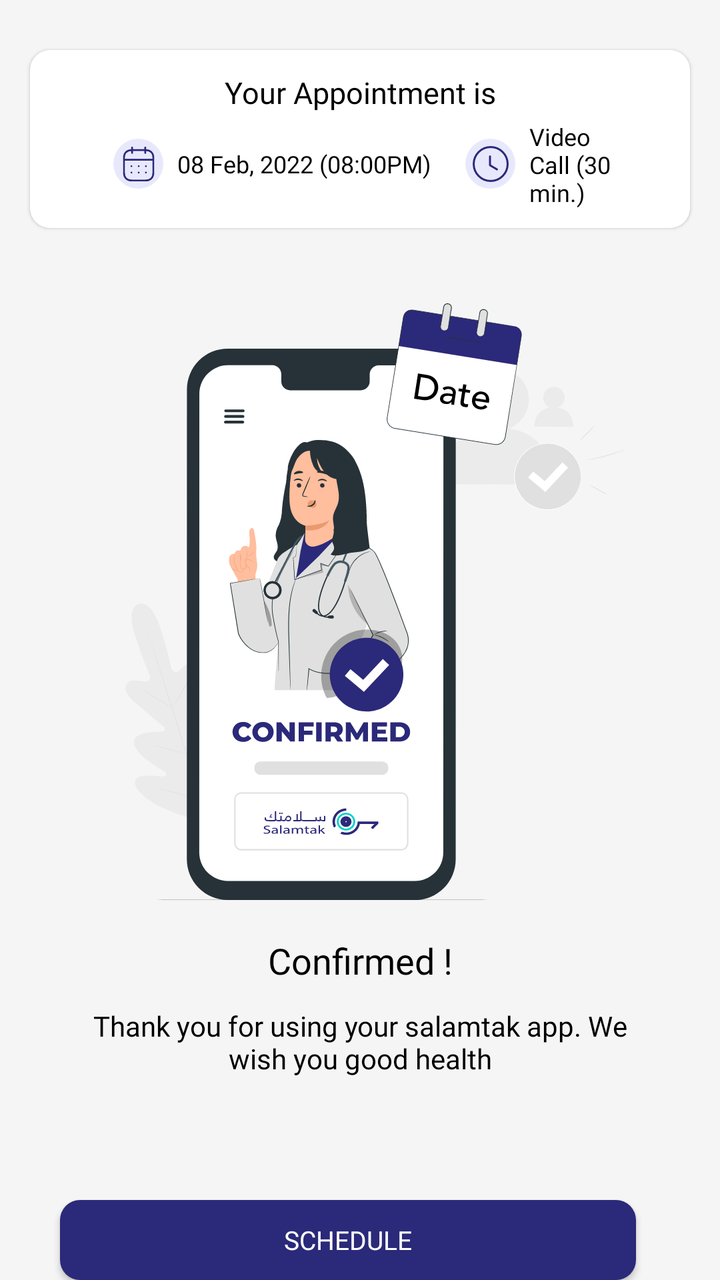
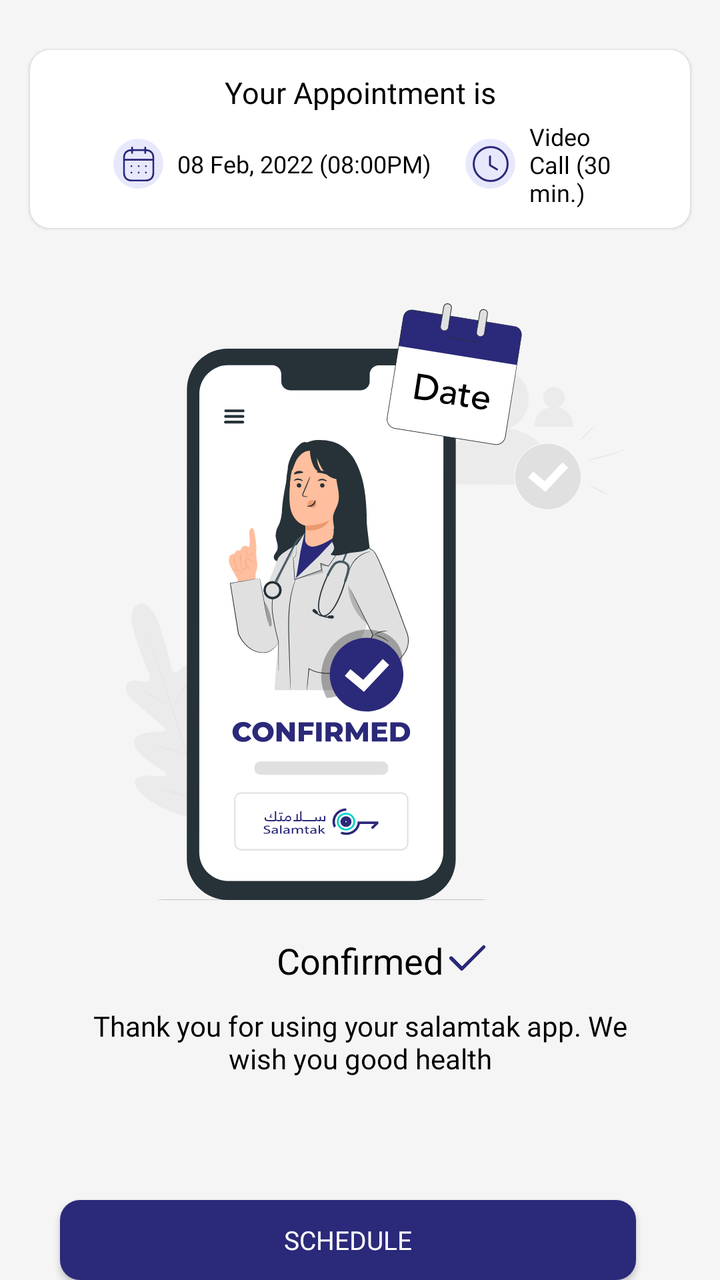

The first picture is an Android layout as it rendered before a commit; the second is the same layout after the commit. The layout source and the unified diff follow.
<!-- AndroidManifest.xml: application theme Theme.NewDesign -->
<!-- res/layout/confirmedfragment.xml -->
<?xml version="1.0" encoding="utf-8"?>
<androidx.constraintlayout.widget.ConstraintLayout
        xmlns:android="http://schemas.android.com/apk/res/android"
        xmlns:tools="http://schemas.android.com/tools"
        android:layout_width="match_parent"
        android:layout_height="match_parent"
        android:background="@color/bg_color_gray"
        xmlns:app="http://schemas.android.com/apk/res-auto"
        tools:context=".fragment.booking.ConfirmedFragment">

    <androidx.constraintlayout.widget.ConstraintLayout
            android:id="@+id/layout_doctorsDetail"
            android:layout_width="match_parent"
            android:layout_height="wrap_content"
            android:layout_marginTop="25dp"
            android:layout_marginStart="15dp"
            android:layout_marginEnd="15dp"
            android:padding="8dp"
            android:elevation="1dp"
            android:background="@drawable/bg_edittext"
            app:layout_constraintEnd_toEndOf="parent"
            app:layout_constraintStart_toStartOf="parent"
            app:layout_constraintTop_toTopOf="parent">


        <androidx.appcompat.widget.AppCompatTextView
                android:id="@+id/tv_Appointment"
                android:layout_width="wrap_content"
                android:layout_height="wrap_content"
                android:fontFamily="@font/avenirltstd_black"
                android:gravity="start"
                android:padding="3dp"
                android:text="@string/your_appointment_is"
                android:textColor="@color/black"
                android:textSize="15sp"
                app:layout_constraintStart_toStartOf="parent"
                app:layout_constraintEnd_toEndOf="parent"
                app:layout_constraintTop_toTopOf="parent"/>
        <androidx.constraintlayout.widget.ConstraintLayout
                android:id="@+id/layout_Subspecialization"
                android:layout_width="0dp"
                android:layout_height="wrap_content"
                app:layout_constraintStart_toStartOf="parent"
                app:layout_constraintEnd_toEndOf="parent"
                app:layout_constraintWidth_percent=".85"
                app:layout_constraintTop_toBottomOf="@+id/tv_Appointment">

            <androidx.constraintlayout.widget.ConstraintLayout
                    android:id="@+id/layout_BookingDateTime"
                    android:layout_width="25dp"
                    android:layout_height="25dp"
                    android:layout_marginTop="10dp"
                    android:layout_marginStart="10dp"
                    android:background="@drawable/bg_image_circle"
                    app:layout_constraintStart_toStartOf="parent"
                    app:layout_constraintTop_toTopOf="parent">

                <com.google.android.material.imageview.ShapeableImageView
                        android:id="@+id/iv_sub_specialization"
                        android:layout_width="18dp"
                        android:layout_height="18dp"
                        android:adjustViewBounds="true"
                        android:src="@drawable/ic_calenderbook"
                        app:layout_constraintBottom_toBottomOf="parent"
                        app:layout_constraintEnd_toEndOf="parent"
                        app:layout_constraintStart_toStartOf="parent"
                        app:layout_constraintTop_toTopOf="parent"/>
            </androidx.constraintlayout.widget.ConstraintLayout>


            <androidx.appcompat.widget.AppCompatTextView
                    android:id="@+id/tv_date"
                    android:layout_width="wrap_content"
                    android:layout_height="wrap_content"
                    android:layout_marginStart="5dp"
                    android:fontFamily="@font/avenirltstd_black"
                    android:gravity="start"
                    android:padding="2dp"
                    android:text="08 Feb, 2022 (08:00PM)"
                    android:textColor="@color/black"
                    android:textSize="12sp"
                    app:layout_constraintStart_toEndOf="@+id/layout_BookingDateTime"
                    app:layout_constraintBottom_toBottomOf="@+id/layout_BookingDateTime"
                    app:layout_constraintTop_toTopOf="@+id/layout_BookingDateTime"/>


            <androidx.constraintlayout.widget.ConstraintLayout
                    android:id="@+id/layout_Service"
                    android:layout_width="25dp"
                    android:layout_height="25dp"
                    android:layout_marginTop="10dp"
                    android:layout_marginStart="15dp"
                    android:background="@drawable/bg_image_circle"
                    app:layout_constraintStart_toEndOf="@+id/tv_date"
                    app:layout_constraintTop_toTopOf="parent">

                <com.google.android.material.imageview.ShapeableImageView
                        android:id="@+id/iv_Service"
                        android:layout_width="18dp"
                        android:layout_height="18dp"
                        android:adjustViewBounds="true"
                        android:src="@drawable/ic_watintime"
                        app:layout_constraintBottom_toBottomOf="parent"
                        app:layout_constraintEnd_toEndOf="parent"
                        app:layout_constraintStart_toStartOf="parent"
                        app:layout_constraintTop_toTopOf="parent"/>
            </androidx.constraintlayout.widget.ConstraintLayout>


            <androidx.appcompat.widget.AppCompatTextView
                    android:id="@+id/time"
                    android:layout_width="0dp"
                    android:layout_height="wrap_content"
                    android:layout_marginStart="5dp"
                    android:fontFamily="@font/avenirltstd_black"
                    android:gravity="start"
                    android:padding="2dp"
                    android:text="Video Call (30 min.)"
                    android:textColor="@color/black"
                    android:textSize="12sp"
                    app:layout_constraintEnd_toEndOf="parent"
                    app:layout_constraintStart_toEndOf="@+id/layout_Service"
                    app:layout_constraintBottom_toBottomOf="@+id/layout_Service"
                    app:layout_constraintTop_toTopOf="@+id/layout_Service"/>


        </androidx.constraintlayout.widget.ConstraintLayout>


    </androidx.constraintlayout.widget.ConstraintLayout>

    <com.google.android.material.imageview.ShapeableImageView
            android:id="@+id/iv_confirm"
            android:layout_width="wrap_content"
            android:layout_height="wrap_content"
            app:layout_constraintStart_toStartOf="parent"
            app:layout_constraintEnd_toEndOf="parent"
            android:adjustViewBounds="true"
            app:layout_constraintTop_toBottomOf="@+id/layout_doctorsDetail"
            android:layout_marginTop="30dp"
            android:layout_marginStart="20dp"
            android:layout_marginEnd="20dp"
            android:src="@drawable/ic_schedule"/>

    <androidx.appcompat.widget.AppCompatTextView
            android:id="@+id/tv_confirm"
            android:layout_width="wrap_content"
            android:layout_height="wrap_content"
            android:fontFamily="@font/avenirltstd_black"
            android:gravity="start"
            android:padding="3dp"
            android:layout_marginTop="15dp"
            android:text="@string/confirmed"
            android:textColor="@color/black"
            android:textSize="18sp"
            app:layout_constraintStart_toStartOf="parent"
            app:layout_constraintEnd_toEndOf="parent"
            app:layout_constraintTop_toBottomOf="@+id/iv_confirm"/>

    <androidx.appcompat.widget.AppCompatTextView
            android:id="@+id/tv_thanks"
            android:layout_width="0dp"
            android:layout_height="wrap_content"
            android:fontFamily="@font/avenirltstd_roman"
            android:gravity="center_horizontal"
            android:padding="3dp"
            android:layout_marginTop="5dp"
            android:text="@string/thank_you_for_using_your_salamtak_app_we_wish_you_good_health"
            android:textColor="@color/black"
            android:textSize="14sp"
            app:layout_constraintWidth_percent=".8"
            app:layout_constraintStart_toStartOf="parent"
            app:layout_constraintEnd_toEndOf="parent"
            app:layout_constraintTop_toBottomOf="@+id/tv_confirm"/>

    <androidx.appcompat.widget.AppCompatButton
            android:id="@+id/btn_my_schedule"
            android:layout_width="0dp"
            android:layout_height="40dp"
            android:layout_marginEnd="12dp"
            android:layout_marginTop="10dp"
            android:background="@drawable/bg_chooselang_button"
            android:fontFamily="@font/avenirltstd_black"
            android:text="@string/my_schedule"
            android:textColor="@color/white"
            android:textSize="13sp"
            android:layout_marginBottom="@dimen/_20sdp"
            app:layout_constraintStart_toStartOf="parent"
            app:layout_constraintBottom_toBottomOf="parent"
            app:layout_constraintEnd_toEndOf="parent"
            app:layout_constraintWidth_percent=".8"/>

</androidx.constraintlayout.widget.ConstraintLayout>
<!-- resources referenced by this layout -->
<resources>
  <color name="bg_color_gray">#F5F5F5</color>
  <color name="black">#FF000000</color>
  <color name="white">#FFFFFFFF</color>
  <!-- drawable bg_chooselang_button (drawable) -->
  <?xml version="1.0" encoding="utf-8"?>
  <shape xmlns:android="http://schemas.android.com/apk/res/android"
      android:shape="rectangle"
      >
  
      <corners android:radius="10dp"/>
      <solid android:color="@color/blue"/>
  
  
  </shape>
  <!-- drawable bg_edittext (drawable) -->
  <?xml version="1.0" encoding="utf-8"?>
  <shape xmlns:android="http://schemas.android.com/apk/res/android"
      android:shape="rectangle"
      >
  
      <solid android:color="@color/white"/>
      <corners android:radius="10dp"/>
  </shape>
  <!-- drawable bg_image_circle (drawable) -->
  <?xml version="1.0" encoding="utf-8"?>
  <shape xmlns:android="http://schemas.android.com/apk/res/android"
      android:shape="oval"
      >
  
      <solid android:color="@color/color_completeprofile"/>
      <size android:width="50dp" android:height="50dp"/>
  
  </shape>
  <!-- drawable ic_calenderbook: vector/xml drawable (drawable, 2687 chars, omitted) -->
  <!-- drawable ic_schedule: vector/xml drawable (drawable, 76117 chars, omitted) -->
  <!-- drawable ic_watintime (drawable) -->
  <vector xmlns:android="http://schemas.android.com/apk/res/android"
      android:width="18dp"
      android:height="18dp"
      android:viewportWidth="18"
      android:viewportHeight="18">
    <path
        android:strokeWidth="1"
        android:pathData="M17.479,9C17.479,13.684 13.683,17.48 9,17.48C4.316,17.48 0.521,13.684 0.521,9C0.521,4.317 4.316,0.521 9,0.521C13.683,0.521 17.479,4.317 17.479,9Z"
        android:strokeLineJoin="round"
        android:fillColor="#00000000"
        android:fillType="evenOdd"
        android:strokeColor="#2B2979"
        android:strokeLineCap="round"/>
    <path
        android:strokeWidth="1"
        android:pathData="M12.145,11.698L8.689,9.636V5.193"
        android:strokeLineJoin="round"
        android:fillColor="#00000000"
        android:strokeColor="#2B2979"
        android:strokeLineCap="round"/>
  </vector>
  <string name="confirmed">Confirmed !</string>
  <string name="my_schedule">Schedule</string>
  <string name="thank_you_for_using_your_salamtak_app_we_wish_you_good_health">Thank you for using your salamtak app.
          We wish you good health
      </string>
  <string name="your_appointment_is">Your Appointment is</string>
  <style name="Theme.NewDesign" parent="Theme.MaterialComponents.Light.NoActionBar">
          
          <item name="colorPrimary">@color/purple_500</item>
          <item name="colorPrimaryVariant">@color/purple_700</item>
          <item name="colorOnPrimary">@color/white</item>
          
          <item name="colorSecondary">#0639BA</item>
          <item name="colorSecondaryVariant">@color/teal_700</item>
          <item name="colorOnSecondary">@color/black</item>
          
          <item name="android:statusBarColor">?attr/colorPrimaryVariant</item>
          
      </style>
  <color name="blue">#2B2979</color>
  <color name="color_completeprofile">#E8E8FD</color>
  <color name="purple_500">#FF6200EE</color>
  <color name="purple_700">#FF3700B3</color>
  <color name="teal_700">#FF018786</color>
</resources>

<!-- the commit's change to res/layout/confirmedfragment.xml (unified diff, before → after) -->
@@ -156,6 +156,16 @@
             app:layout_constraintStart_toStartOf="parent"
             app:layout_constraintEnd_toEndOf="parent"
             app:layout_constraintTop_toBottomOf="@+id/iv_confirm"/>
+    <com.google.android.material.imageview.ShapeableImageView
+            android:id="@+id/iv_Right"
+            android:layout_width="18dp"
+            android:layout_height="18dp"
+            app:layout_constraintTop_toBottomOf="@+id/iv_confirm"
+            android:adjustViewBounds="true"
+            android:layout_marginTop="20dp"
+            app:tint="@color/blue"
+            android:src="@drawable/ic_right"
+            app:layout_constraintStart_toEndOf="@+id/tv_confirm"/>
 
     <androidx.appcompat.widget.AppCompatTextView
             android:id="@+id/tv_thanks"
<!-- resource entries referenced after the edit -->
@@ -34,6 +34,7 @@
   
   </shape>
   <!-- drawable ic_calenderbook: vector/xml drawable (drawable, 2687 chars, omitted) -->
+  <!-- drawable ic_right: png bitmap (drawable, 6337 bytes) -->
   <!-- drawable ic_schedule: vector/xml drawable (drawable, 76117 chars, omitted) -->
   <!-- drawable ic_watintime (drawable) -->
   <vector xmlns:android="http://schemas.android.com/apk/res/android"
@@ -57,7 +58,7 @@
         android:strokeColor="#2B2979"
         android:strokeLineCap="round"/>
   </vector>
-  <string name="confirmed">Confirmed !</string>
+  <string name="confirmed">Confirmed</string>
   <string name="my_schedule">Schedule</string>
   <string name="thank_you_for_using_your_salamtak_app_we_wish_you_good_health">Thank you for using your salamtak app.
           We wish you good health
